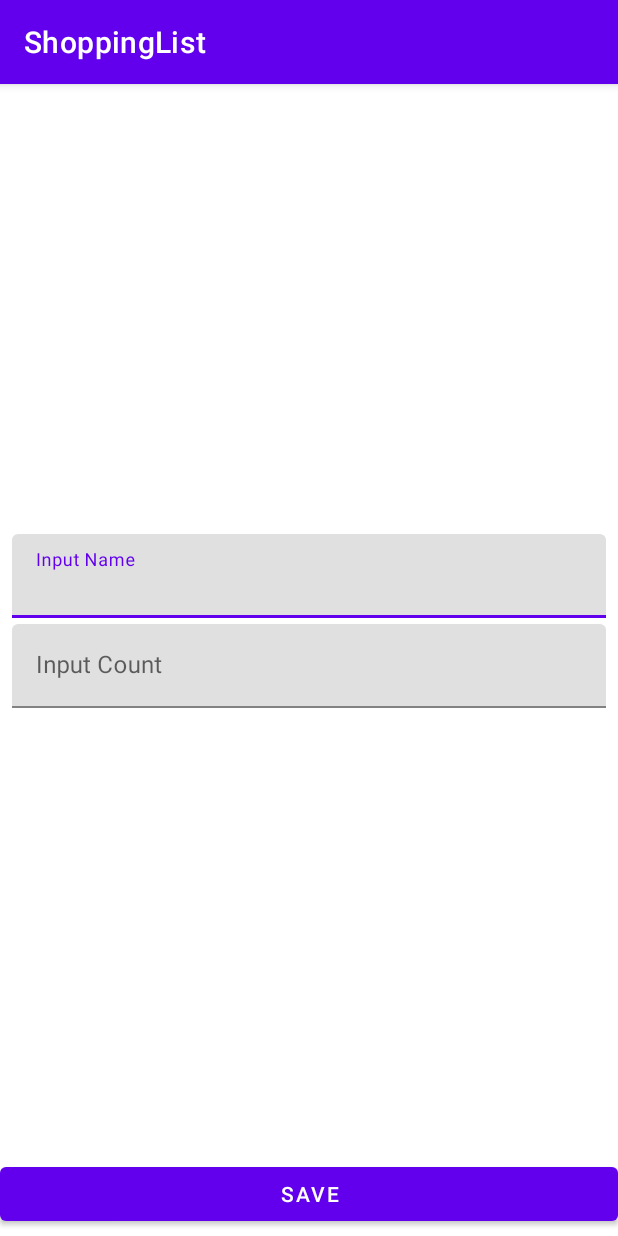
After one commit to artkolos/ShoppingList, an Android app: the ShopItemFragment screen opened directly, with no data from a screen before it, on a phone screen of 412 x 824 dp. The commit adds this screen. Run offline under Robolectric (Android 15) with nearby library versions, the phone set to English and light mode, and no system bars.

Commit message:
Add fragment_shop_item.xml and ShopItemFragment.kt

```diff
--- a/app/src/main/java/com/example/shoppinglist/data/ShopListRepositoryImpl.kt
+++ b/app/src/main/java/com/example/shoppinglist/data/ShopListRepositoryImpl.kt
@@ -48,7 +48,7 @@ object ShopListRepositoryImpl : ShopListRepository {
         return liveData
     }
 
-    fun updateShopList() {
+    private fun updateShopList() {
         liveData.value = shopList.toList()
     }
 }
--- /dev/null
+++ b/app/src/main/java/com/example/shoppinglist/presentation/ShopItemFragment.kt
@@ -0,0 +1,18 @@
+package com.example.shoppinglist.presentation
+
+import android.os.Bundle
+import android.view.LayoutInflater
+import android.view.View
+import android.view.ViewGroup
+import androidx.fragment.app.Fragment
+import com.example.shoppinglist.R
+
+class ShopItemFragment: Fragment() {
+    override fun onCreateView(
+        inflater: LayoutInflater,
+        container: ViewGroup?,
+        savedInstanceState: Bundle?
+    ): View? {
+        return inflater.inflate(R.layout.fragment_shop_item, container, false)
+    }
+}
--- a/app/src/main/res/layout/activity_shop_item.xml
+++ b/app/src/main/res/layout/activity_shop_item.xml
@@ -1,64 +1,10 @@
 <?xml version="1.0" encoding="utf-8"?>
-<androidx.constraintlayout.widget.ConstraintLayout xmlns:android="http://schemas.android.com/apk/res/android"
+<androidx.fragment.app.FragmentContainerView xmlns:android="http://schemas.android.com/apk/res/android"
     xmlns:app="http://schemas.android.com/apk/res-auto"
     xmlns:tools="http://schemas.android.com/tools"
+    android:name="com.example.shoppinglist.presentation.ShopItemFragment"
+    android:id="@+id/ship_item_container"
     android:layout_width="match_parent"
     android:layout_height="match_parent"
-    tools:context=".presentation.ShopItemActivity">
-
-    <com.google.android.material.textfield.TextInputLayout
-        android:id="@+id/til_name"
-        android:layout_width="0dp"
-        android:layout_height="wrap_content"
-        android:layout_marginStart="8dp"
-        app:layout_constraintBottom_toTopOf="@+id/til_count"
-        android:layout_marginEnd="8dp"
-        app:layout_constraintEnd_toEndOf="parent"
-        app:layout_constraintStart_toStartOf="parent"
-        app:layout_constraintTop_toTopOf="parent"
-        app:layout_constraintVertical_chainStyle="packed">
-
-        <com.google.android.material.textfield.TextInputEditText
-            android:id="@+id/et_name"
-            android:layout_width="match_parent"
-            android:layout_height="wrap_content"
-            android:hint="@string/name_hint_string"
-            android:inputType="textCapWords" />
-    </com.google.android.material.textfield.TextInputLayout>
-
-
-    <com.google.android.material.textfield.TextInputLayout
-        android:id="@+id/til_count"
-        android:layout_width="0dp"
-        android:layout_height="wrap_content"
-        app:layout_constraintTop_toBottomOf="@id/til_name"
-        android:layout_marginStart="8dp"
-        android:layout_marginTop="4dp"
-        android:layout_marginEnd="8dp"
-        app:layout_constraintBottom_toTopOf="@+id/save_button"
-        app:layout_constraintEnd_toEndOf="parent"
-        app:layout_constraintStart_toStartOf="parent"
-        app:layout_constraintVertical_chainStyle="packed">
-
-        <com.google.android.material.textfield.TextInputEditText
-            android:id="@+id/et_count"
-            android:layout_width="match_parent"
-            android:layout_height="wrap_content"
-            android:hint="@string/count_hint_string"
-            android:inputType="number" />
-
-    </com.google.android.material.textfield.TextInputLayout>
-
-    <Button
-        android:id="@+id/save_button"
-        android:layout_width="0dp"
-        android:layout_height="wrap_content"
-        android:layout_marginBottom="4dp"
-        android:text="@string/save_string_button"
-        app:layout_constraintBottom_toBottomOf="parent"
-        app:layout_constraintEnd_toEndOf="parent"
-        app:layout_constraintHorizontal_bias="1.0"
-        app:layout_constraintStart_toStartOf="parent" />
-
-
-</androidx.constraintlayout.widget.ConstraintLayout>
+    tools:context=".presentation.ShopItemActivity"
+    tools:layout="@layout/fragment_shop_item" />
--- /dev/null
+++ b/app/src/main/res/layout/fragment_shop_item.xml
@@ -0,0 +1,64 @@
+<?xml version="1.0" encoding="utf-8"?>
+<androidx.constraintlayout.widget.ConstraintLayout xmlns:android="http://schemas.android.com/apk/res/android"
+    xmlns:app="http://schemas.android.com/apk/res-auto"
+    xmlns:tools="http://schemas.android.com/tools"
+    android:layout_width="match_parent"
+    android:layout_height="match_parent"
+    tools:context=".presentation.ShopItemFragment">
+
+    <com.google.android.material.textfield.TextInputLayout
+        android:id="@+id/til_name"
+        android:layout_width="0dp"
+        android:layout_height="wrap_content"
+        android:layout_marginStart="8dp"
+        app:layout_constraintBottom_toTopOf="@+id/til_count"
+        android:layout_marginEnd="8dp"
+        app:layout_constraintEnd_toEndOf="parent"
+        app:layout_constraintStart_toStartOf="parent"
+        app:layout_constraintTop_toTopOf="parent"
+        app:layout_constraintVertical_chainStyle="packed">
+
+        <com.google.android.material.textfield.TextInputEditText
+            android:id="@+id/et_name"
+            android:layout_width="match_parent"
+            android:layout_height="wrap_content"
+            android:hint="@string/name_hint_string"
+            android:inputType="textCapWords" />
+    </com.google.android.material.textfield.TextInputLayout>
+
+
+    <com.google.android.material.textfield.TextInputLayout
+        android:id="@+id/til_count"
+        android:layout_width="0dp"
+        android:layout_height="wrap_content"
+        app:layout_constraintTop_toBottomOf="@id/til_name"
+        android:layout_marginStart="8dp"
+        android:layout_marginTop="4dp"
+        android:layout_marginEnd="8dp"
+        app:layout_constraintBottom_toTopOf="@+id/save_button"
+        app:layout_constraintEnd_toEndOf="parent"
+        app:layout_constraintStart_toStartOf="parent"
+        app:layout_constraintVertical_chainStyle="packed">
+
+        <com.google.android.material.textfield.TextInputEditText
+            android:id="@+id/et_count"
+            android:layout_width="match_parent"
+            android:layout_height="wrap_content"
+            android:hint="@string/count_hint_string"
+            android:inputType="number" />
+
+    </com.google.android.material.textfield.TextInputLayout>
+
+    <Button
+        android:id="@+id/save_button"
+        android:layout_width="0dp"
+        android:layout_height="wrap_content"
+        android:layout_marginBottom="4dp"
+        android:text="@string/save_string_button"
+        app:layout_constraintBottom_toBottomOf="parent"
+        app:layout_constraintEnd_toEndOf="parent"
+        app:layout_constraintHorizontal_bias="1.0"
+        app:layout_constraintStart_toStartOf="parent" />
+
+
+</androidx.constraintlayout.widget.ConstraintLayout>
```
Also changed, not shown: app/src/main/java/com/example/shoppinglist/presentation/ShopItemActivity.kt (+121 -121 lines).
